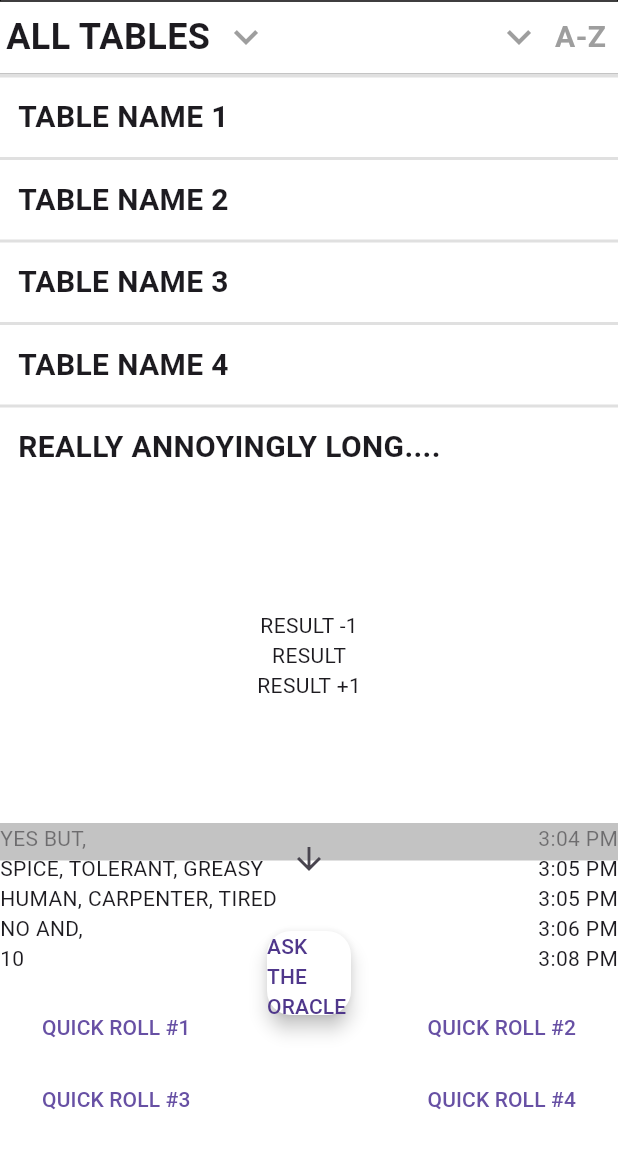
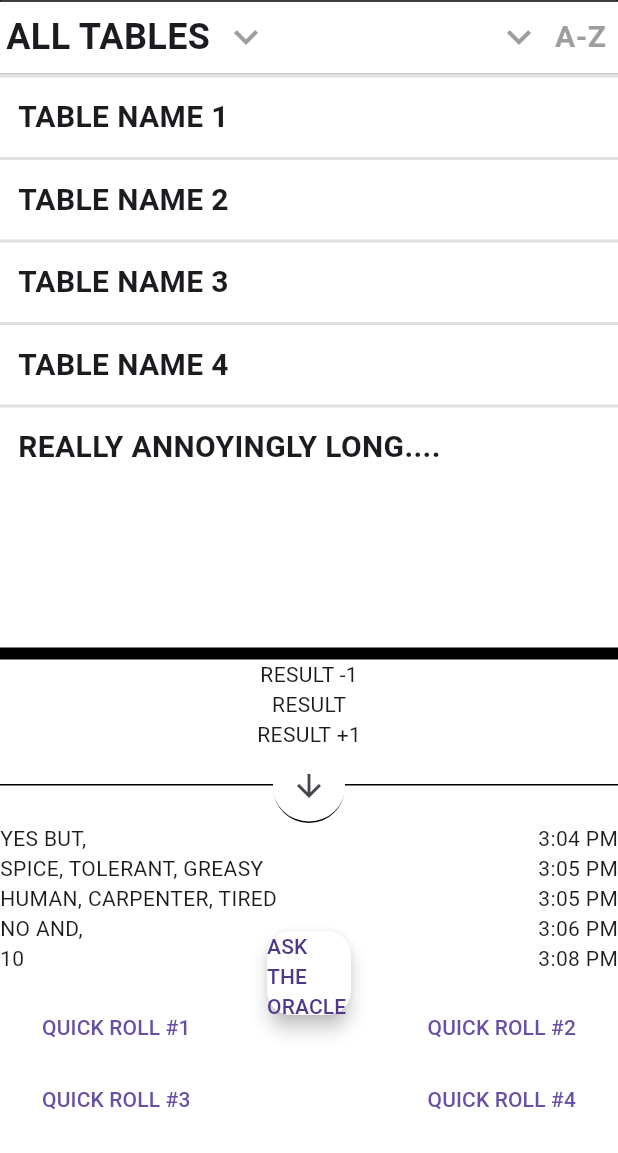
Before and after one commit to knowhow-ryan/sans_master_tables, a Flutter app: the screen it shows after launch, on a phone screen of 412 x 824 dp, the part 83-1236 px from its top. Run offline on Flutter 3.47's test engine with Material 3 defaults, Android fonts, the phone set to English and light mode, and no system bars.

Commit message:
Encapsulating and styling the Outcome display area

```diff
--- /dev/null
+++ b/lib/mock_outcome_display.dart
@@ -0,0 +1,156 @@
+import 'package:flutter/material.dart';
+
+class MockOutcomeDisplay extends StatefulWidget {
+  const MockOutcomeDisplay({this.initializeExpanded = false, super.key});
+
+  final bool initializeExpanded;
+
+  @override
+  State<StatefulWidget> createState() => _MockOutcomeDisplayState();
+}
+
+class _MockOutcomeDisplayState extends State<MockOutcomeDisplay> {
+  bool _expanded = false; //TODO: replace with a global UiState value eventually
+
+  @override
+  void initState() {
+    super.initState();
+    _expanded = widget.initializeExpanded;
+  }
+
+  @override
+  Widget build(BuildContext context) {
+    if (_expanded) {
+      return Column(
+        children: <Widget>[
+          const MockOutcomeBorder(),
+          const MockOutcomeSpinner(),
+          MockHistoryPanelToggle(
+            expanded: true,
+            onPressed: () => setState(() => _expanded = !_expanded),
+          ),
+          const MockHistoryList(),
+        ],
+      );
+    } else {
+      return Column(
+        children: <Widget>[
+          MockHistoryPanelToggle(
+              expanded: false,
+              onPressed: () => setState(() => _expanded = !_expanded)),
+          const MockOutcomeSpinner(),
+          const MockOutcomeBorder(),
+        ],
+      );
+    }
+  }
+}
+
+class MockOutcomeSpinner extends StatelessWidget {
+  const MockOutcomeSpinner({super.key});
+
+  @override
+  Widget build(BuildContext context) {
+    return const Column(
+      //TABLE SPINNER
+      mainAxisSize: MainAxisSize.min,
+      children: <Widget>[
+        Text('RESULT -1'),
+        Text('RESULT'),
+        Text('RESULT +1'),
+      ],
+    );
+  }
+}
+
+class MockHistoryPanelToggle extends StatelessWidget {
+  const MockHistoryPanelToggle(
+      {this.expanded = false, required this.onPressed, super.key});
+
+  final bool expanded;
+  final void Function() onPressed;
+
+  @override
+  Widget build(BuildContext context) {
+    return Stack(
+      children: <Widget>[
+        SizedBox(
+          //HISTORY DRAGGABLE TOP BOUNDARY
+          height: 24,
+          child: Container(
+            decoration:
+                const BoxDecoration(border: Border(bottom: BorderSide())),
+          ),
+        ),
+        Align(
+          //HISTORY DRAGGABLE TOP BOUNDARY ICON
+          alignment: Alignment.topCenter,
+          child: Container(
+            decoration: BoxDecoration(
+              color: Colors.white,
+              borderRadius: BorderRadius.circular(24),
+              border: expanded
+                  ? const Border(bottom: BorderSide())
+                  : const Border(top: BorderSide()),
+            ),
+            child: IconButton(
+              onPressed: onPressed,
+              iconSize: 24,
+              icon: expanded
+                  ? const Icon(Icons.arrow_downward)
+                  : const Icon(Icons.arrow_upward),
+            ),
+          ),
+        ),
+      ],
+    );
+  }
+}
+
+class MockHistoryList extends StatelessWidget {
+  const MockHistoryList({super.key});
+
+  @override
+  Widget build(BuildContext context) {
+    return ListView.builder(
+      shrinkWrap: true,
+      itemCount: 5,
+      itemBuilder: (context, index) {
+        return Row(
+          mainAxisAlignment: MainAxisAlignment.spaceBetween,
+          children: <Widget>[
+            Text(historyStrings[index]),
+            Column(
+              mainAxisAlignment: MainAxisAlignment.end,
+              children: <Widget>[Text(historyTimeStamps[index])],
+            ),
+          ],
+        );
+      },
+    );
+  }
+}
+
+List historyStrings = [
+  "YES BUT,",
+  "SPICE, TOLERANT, GREASY",
+  "HUMAN, CARPENTER, TIRED",
+  "NO AND,",
+  "10"
+];
+List historyTimeStamps = [
+  "3:04 PM",
+  "3:05 PM",
+  "3:05 PM",
+  "3:06 PM",
+  "3:08 PM"
+];
+
+class MockOutcomeBorder extends StatelessWidget {
+  const MockOutcomeBorder({super.key});
+
+  @override
+  Widget build(BuildContext context) {
+    return SizedBox(height: 8, child: Container(color: Colors.black));
+  }
+}
--- a/lib/mockup_main_screen.dart
+++ b/lib/mockup_main_screen.dart
@@ -1,4 +1,5 @@
 import 'package:flutter/material.dart';
+import 'package:sans_master_tables/mock_outcome_display.dart';
 import 'mock_table_group_panel.dart';
 
 class MockupMainScreen extends StatelessWidget {
@@ -65,71 +66,15 @@ class MockupMainScreen extends StatelessWidget {
         elevation: 5,
         child: const Text("ASK THE\nORACLE"),
       ),
-      body: Column(
+      body: const Column(
         mainAxisAlignment: MainAxisAlignment.spaceBetween,
         children: <Widget>[
-          const MockTableGroupPanel(),
-          const Column(
-            //TABLE SPINNER
-            mainAxisSize: MainAxisSize.min,
-            children: <Widget>[
-              Text('RESULT -1'),
-              Text('RESULT'),
-              Text('RESULT +1'),
-            ],
-          ),
-          Stack(
-            //HISTORY PANEL
-            children: <Widget>[
-              ListView.builder(
-                //HISTORY LIST
-                shrinkWrap: true,
-                itemCount: 5,
-                itemBuilder: (context, index) {
-                  return Row(
-                    mainAxisAlignment: MainAxisAlignment.spaceBetween,
-                    children: <Widget>[
-                      Text(historyStrings[index]),
-                      Column(
-                        mainAxisAlignment: MainAxisAlignment.end,
-                        children: <Widget>[Text(historyTimeStamps[index])],
-                      ),
-                    ],
-                  );
-                },
-              ),
-              SizedBox(
-                  //HISTORY DRAGGABLE TOP BOUNDARY
-                  height: 25,
-                  child: Container(
-                      color: const Color.fromARGB(158, 158, 158, 158))),
-              Align(
-                //HISTORY DRAGGABLE TOP BOUNDARY ICON
-                alignment: Alignment.topCenter,
-                child: IconButton(
-                  onPressed: () {},
-                  icon: const Icon(Icons.arrow_downward),
-                ),
-              ),
-            ],
+          MockTableGroupPanel(),
+          MockOutcomeDisplay(
+            initializeExpanded: true,
           ),
         ],
       ),
     );
   }
 }
-
-List historyStrings = [
-  "YES BUT,",
-  "SPICE, TOLERANT, GREASY",
-  "HUMAN, CARPENTER, TIRED",
-  "NO AND,",
-  "10"
-];
-List historyTimeStamps = [
-  "3:04 PM",
-  "3:05 PM",
-  "3:05 PM",
-  "3:06 PM",
-  "3:08 PM"
-];
```
